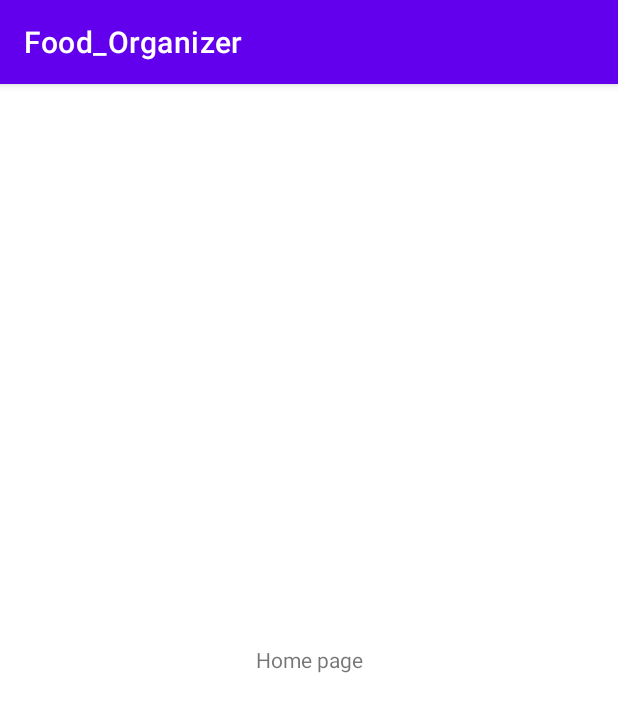
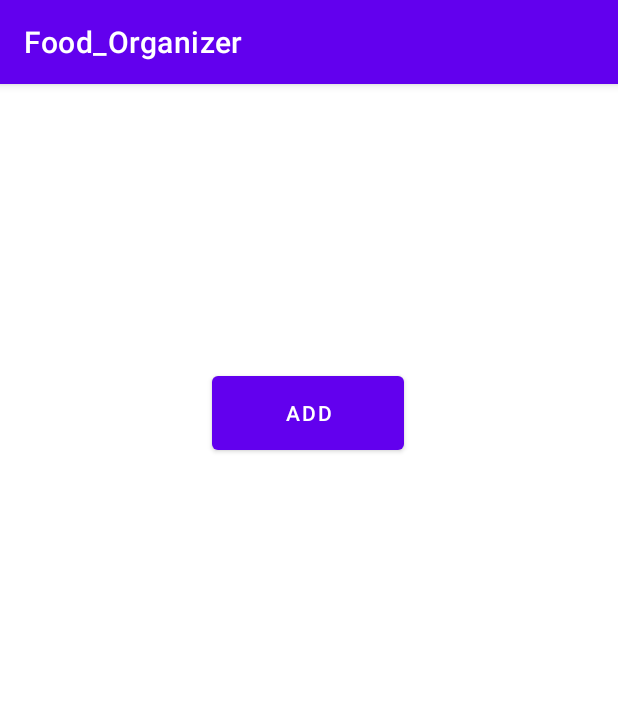
Before and after one commit to mycs2635/Food_Organizer-2, an Android app: the fragment HomeFragment shown on its own in the app's theme, on a phone screen of 412 x 824 dp. Shown: the top 712 px of the screen. Run offline under Robolectric (Android 15) with nearby library versions, the phone set to English and light mode, and no system bars; our stand-ins replace Firebase (no records; nobody signed in at launch, a user with empty details on screens opened directly).

Commit message:
Update Home fragment and add Images class

```diff
--- a/app/build.gradle
+++ b/app/build.gradle
@@ -40,6 +40,11 @@ dependencies {
     implementation platform('com.google.firebase:firebase-bom:28.4.0')
     implementation 'com.google.firebase:firebase-auth:21.0.1'
     implementation 'androidx.legacy:legacy-support-v4:1.0.0'
+    implementation 'com.google.firebase:firebase-storage:20.0.0'
+
+    // Glide Library
+    implementation 'com.github.bumptech.glide:glide:4.12.0'
+    annotationProcessor 'com.github.bumptech.glide:compiler:4.12.0'
 
 
     testImplementation 'junit:junit:4.+'
--- a/app/src/main/java/com/example/food_organizer/HomeFragment.java
+++ b/app/src/main/java/com/example/food_organizer/HomeFragment.java
@@ -1,12 +1,26 @@
 package com.example.food_organizer;
 
+import android.content.Context;
 import android.os.Bundle;
 
+import androidx.annotation.NonNull;
 import androidx.fragment.app.Fragment;
+import androidx.recyclerview.widget.LinearLayoutManager;
+import androidx.recyclerview.widget.RecyclerView;
 
 import android.view.LayoutInflater;
 import android.view.View;
 import android.view.ViewGroup;
+import android.widget.Toast;
+
+import com.google.firebase.database.DataSnapshot;
+import com.google.firebase.database.DatabaseError;
+import com.google.firebase.database.DatabaseReference;
+import com.google.firebase.database.FirebaseDatabase;
+import com.google.firebase.database.Query;
+import com.google.firebase.database.ValueEventListener;
+
+import java.util.ArrayList;
 
 /**
  * A simple {@link Fragment} subclass.
@@ -15,6 +29,13 @@ import android.view.ViewGroup;
  */
 public class HomeFragment extends Fragment {
 
+    RecyclerView recyclerView;
+
+    private DatabaseReference ref;
+
+    private ArrayList<Images> imageList;
+    private RecyclerAdaptor recyclerAdaptor;
+    private Context homeContext;
     // TODO: Rename parameter arguments, choose names that match
     // the fragment initialization parameters, e.g. ARG_ITEM_NUMBER
     private static final String ARG_PARAM1 = "param1";
@@ -53,6 +74,61 @@ public class HomeFragment extends Fragment {
             mParam1 = getArguments().getString(ARG_PARAM1);
             mParam2 = getArguments().getString(ARG_PARAM2);
         }
+
+//        LinearLayoutManager layoutManager = new LinearLayoutManager(getContext());
+//        recyclerView.setLayoutManager(layoutManager);
+//        recyclerView.setHasFixedSize(true);
+
+        ref = FirebaseDatabase.getInstance().getReference();
+
+        imageList = new ArrayList<>();
+        clearAll();
+
+        // get data from firebase database
+        getDataFromFirebase();
+
+    }
+
+    private void getDataFromFirebase() {
+
+        Query query = ref.child("images");
+
+        query.addValueEventListener(new ValueEventListener() {
+            @Override
+            public void onDataChange(@NonNull DataSnapshot snapshot) {
+                clearAll();
+                for(DataSnapshot dataSnapshot : snapshot.getChildren()){
+                    Images images = new Images();
+                    images.setImageUrl(dataSnapshot.child("imageUrl").getValue().toString());
+                    images.setImageName(dataSnapshot.child("imageName").getValue().toString());
+                    imageList.add(images);
+                }
+                try {
+
+                    recyclerAdaptor = new RecyclerAdaptor(getContext(), imageList);
+                    recyclerView.setAdapter(recyclerAdaptor);
+                    recyclerAdaptor.notifyDataSetChanged();
+                }catch (Exception e){
+                    Toast.makeText(getContext(),e.getMessage(),Toast.LENGTH_SHORT).show();
+                }
+            }
+
+            @Override
+            public void onCancelled(@NonNull DatabaseError error) {
+
+            }
+        });
+
+    }
+    private void clearAll(){
+        if(imageList != null){
+            imageList.clear();
+
+            if(recyclerAdaptor != null){
+                recyclerAdaptor.notifyDataSetChanged();
+            }
+        }
+        imageList = new ArrayList<>();
     }
 
     @Override
--- /dev/null
+++ b/app/src/main/java/com/example/food_organizer/RecyclerAdaptor.java
@@ -0,0 +1,64 @@
+package com.example.food_organizer;
+
+import android.content.Context;
+import android.view.LayoutInflater;
+import android.view.View;
+import android.view.ViewGroup;
+import android.widget.ImageView;
+import android.widget.TextView;
+
+import androidx.annotation.NonNull;
+import androidx.recyclerview.widget.RecyclerView;
+
+import com.bumptech.glide.Glide;
+
+import java.util.ArrayList;
+
+public class RecyclerAdaptor extends RecyclerView.Adapter<RecyclerAdaptor.ViewHolder> {
+    private static final String tag = "Recycler View";
+    private Context imgContext;
+    private ArrayList<Images> imgList;
+
+    public RecyclerAdaptor(Context imgContext, ArrayList<Images> imgList) {
+        this.imgContext = imgContext;
+        this.imgList = imgList;
+    }
+
+    @NonNull
+    @Override
+    public RecyclerAdaptor.ViewHolder onCreateViewHolder(@NonNull ViewGroup parent, int viewType) {
+
+        View v = LayoutInflater.from(parent.getContext()).inflate(R.layout.image_view,
+                parent,
+                false);
+        return new ViewHolder(v);
+    }
+
+    @Override
+    public void onBindViewHolder(@NonNull ViewHolder holder, int position) {
+        // to set image text
+        holder.textView.setText(imgList.get(position).getImageName());
+
+        // to set image
+        Glide.with(imgContext).load(imgList.get(position).getImageUrl()).into(holder.imageView);
+    }
+
+    @Override
+    public int getItemCount() {
+        return imgList.size();
+    }
+
+    public class ViewHolder extends RecyclerView.ViewHolder{
+
+        ImageView imageView;
+        TextView textView;
+
+        public ViewHolder(View itemView){
+            super(itemView);
+
+            imageView = itemView.findViewById(R.id.imageViewHome);
+            textView = itemView.findViewById(R.id.textViewHome);
+
+        }
+    }
+}
--- a/app/src/main/res/layout/fragment_home.xml
+++ b/app/src/main/res/layout/fragment_home.xml
@@ -1,16 +1,38 @@
 <?xml version="1.0" encoding="utf-8"?>
 <FrameLayout xmlns:android="http://schemas.android.com/apk/res/android"
+    xmlns:app="http://schemas.android.com/apk/res-auto"
     xmlns:tools="http://schemas.android.com/tools"
     android:layout_width="match_parent"
     android:layout_height="match_parent"
     tools:context=".HomeFragment">
 
-    <!-- TODO: Update blank fragment layout -->
-    <TextView
-        android:id="@+id/Home_fragment"
+    <androidx.constraintlayout.widget.ConstraintLayout
         android:layout_width="match_parent"
-        android:layout_height="match_parent"
-        android:gravity="center"
-        android:text="Home page" />
+        android:layout_height="match_parent">
+
+        <androidx.recyclerview.widget.RecyclerView
+            android:id="@+id/recyclerView"
+            android:layout_width="409dp"
+            android:layout_height="433dp"
+            app:layout_constraintBottom_toBottomOf="parent"
+            app:layout_constraintEnd_toEndOf="parent"
+            app:layout_constraintStart_toStartOf="parent"
+            app:layout_constraintTop_toTopOf="parent"
+            app:layout_constraintVertical_bias="1.0">
+
+        </androidx.recyclerview.widget.RecyclerView>
+
+        <Button
+            android:id="@+id/buttonAdd"
+            android:layout_width="128dp"
+            android:layout_height="61dp"
+            android:text="@string/add"
+            app:layout_constraintBottom_toTopOf="@+id/recyclerView"
+            app:layout_constraintEnd_toEndOf="parent"
+            app:layout_constraintHorizontal_bias="0.498"
+            app:layout_constraintStart_toStartOf="parent"
+            app:layout_constraintTop_toTopOf="parent"
+            app:layout_constraintVertical_bias="0.69" />
+</androidx.constraintlayout.widget.ConstraintLayout>
 
 </FrameLayout>
--- a/app/src/main/res/values/strings.xml
+++ b/app/src/main/res/values/strings.xml
@@ -22,5 +22,6 @@
     <string name="hello_blank_fragment">Hello blank fragment</string>
     <string name="otp">OTP</string>
     <string name="verify">Verify</string>
+    <string name="add">Add</string>
 
 </resources>
```
Also changed, not shown: app/src/main/java/com/example/food_organizer/Images.java (added, +30 -0 lines), app/src/main/res/layout/image_view.xml (added, +36 -0 lines).
